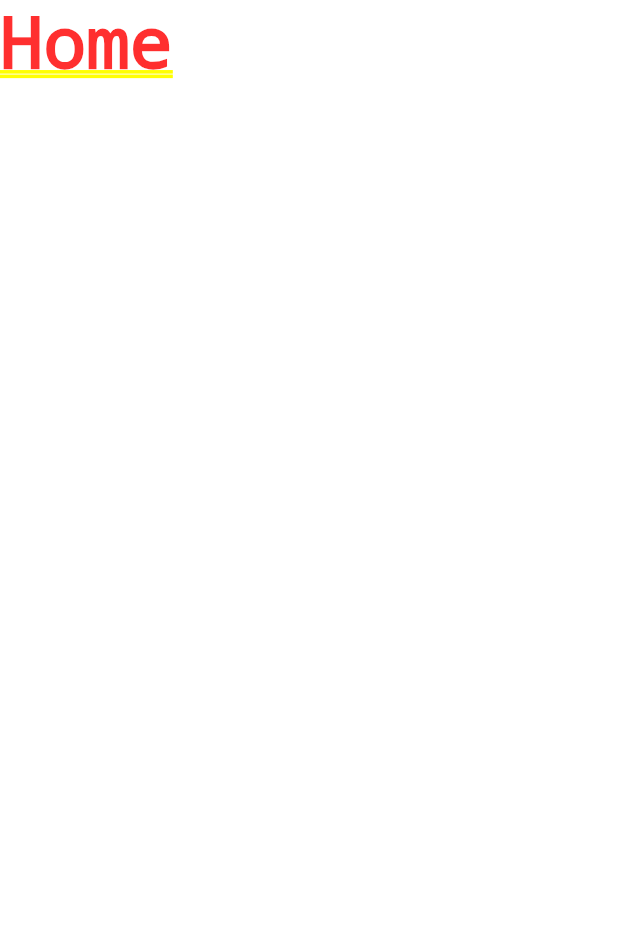
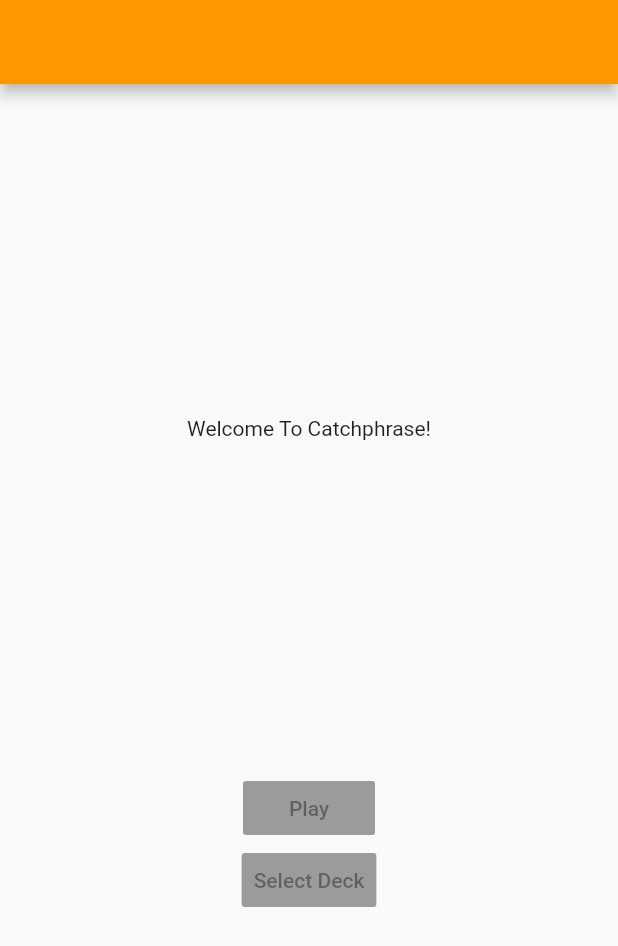
Before and after one commit to astutz96/catchphrase, a Flutter app: the screen it shows after launch, on a phone screen of 412 x 824 dp. Shown: the top 946 px of the screen. Run offline on Flutter 3.47's test engine with Material 2 defaults, Android fonts, the phone set to English and light mode, and no system bars.

Commit message:
#3 #4 adding inital homescreen

```diff
--- /dev/null
+++ b/lib/home_screen.dart
@@ -0,0 +1,39 @@
+import 'package:flutter/material.dart';
+
+class HomeScreen extends StatelessWidget {
+  @override
+  Widget build(BuildContext context) {
+    return Scaffold(
+      appBar: AppBar(),
+      body: Container(
+        child: Center(
+          child: Column(
+            mainAxisAlignment: MainAxisAlignment.spaceEvenly,
+            children: <Widget>[
+              Padding(
+                padding: const EdgeInsets.all(8.0),
+                child: Text('Welcome To Catchphrase!'),
+              ),
+              Container(
+                child: Column(
+                  children: <Widget>[
+                    RaisedButton(
+                      padding: EdgeInsets.all(8.0),
+                      child: Text('Play'),
+                      onPressed: null,
+                    ),
+                    RaisedButton(
+                      padding: EdgeInsets.all(8.0),
+                      child: Text('Select Deck'),
+                      onPressed: null,
+                    ),
+                  ],
+                ),
+              )
+            ],
+          ),
+        ),
+      ),
+    );
+  }
+}
--- a/lib/main.dart
+++ b/lib/main.dart
@@ -1,28 +1,19 @@
 import 'package:flutter/material.dart';
+import 'package:catchphrase/home_screen.dart';
 
 void main() {
   runApp(MyApp());
 }
 
 class MyApp extends StatelessWidget {
-  // This widget is the root of your application.
   @override
   Widget build(BuildContext context) {
     return MaterialApp(
       title: 'Flutter Demo',
       theme: ThemeData(
-        // This is the theme of your application.
-        //
-        // Try running your application with "flutter run". You'll see the
-        // application has a blue toolbar. Then, without quitting the app, try
-        // changing the primarySwatch below to Colors.green and then invoke
-        // "hot reload" (press "r" in the console where you ran "flutter run",
-        // or simply save your changes to "hot reload" in a Flutter IDE).
-        // Notice that the counter didn't reset back to zero; the application
-        // is not restarted.
-        primarySwatch: Colors.blue,
+        primarySwatch: Colors.orange,
       ),
-      home: Text('Home'),
+      home: HomeScreen(),
     );
   }
 }
```
